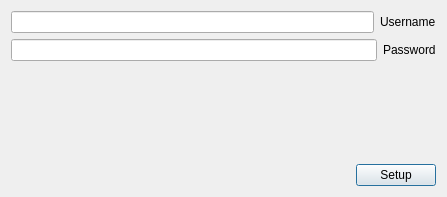
kamerado/USB-Password-Manager, file src/gui/GUI/setup.ui: the form before one commit.
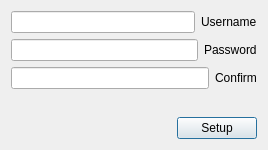
The form after the commit.

```diff
--- a/src/gui/GUI/setup.ui
+++ b/src/gui/GUI/setup.ui
@@ -6,20 +6,20 @@
    <rect>
     <x>0</x>
     <y>0</y>
-    <width>447</width>
-    <height>197</height>
+    <width>268</width>
+    <height>150</height>
    </rect>
   </property>
   <property name="minimumSize">
    <size>
-    <width>264</width>
-    <height>116</height>
+    <width>268</width>
+    <height>150</height>
    </size>
   </property>
   <property name="maximumSize">
    <size>
-    <width>447</width>
-    <height>197</height>
+    <width>268</width>
+    <height>150</height>
    </size>
   </property>
   <property name="windowTitle">
@@ -70,6 +70,27 @@
        </item>
       </layout>
      </item>
+     <item>
+      <layout class="QHBoxLayout" name="horizontalLayout_4">
+       <item>
+        <widget class="QLineEdit" name="ConfirmPassword">
+         <property name="echoMode">
+          <enum>QLineEdit::EchoMode::Password</enum>
+         </property>
+        </widget>
+       </item>
+       <item>
+        <widget class="QLabel" name="label_3">
+         <property name="text">
+          <string>Confirm</string>
+         </property>
+         <property name="buddy">
+          <cstring>PasswordInput</cstring>
+         </property>
+        </widget>
+       </item>
+      </layout>
+     </item>
      <item>
       <spacer name="verticalSpacer">
        <property name="orientation">
```
